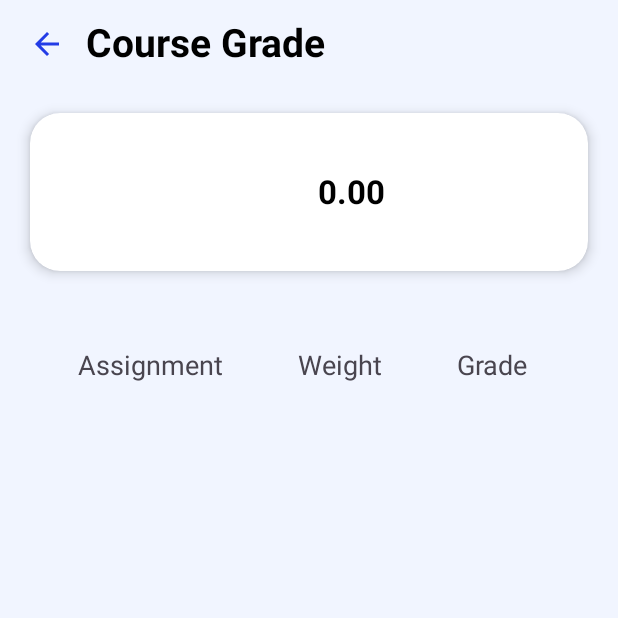
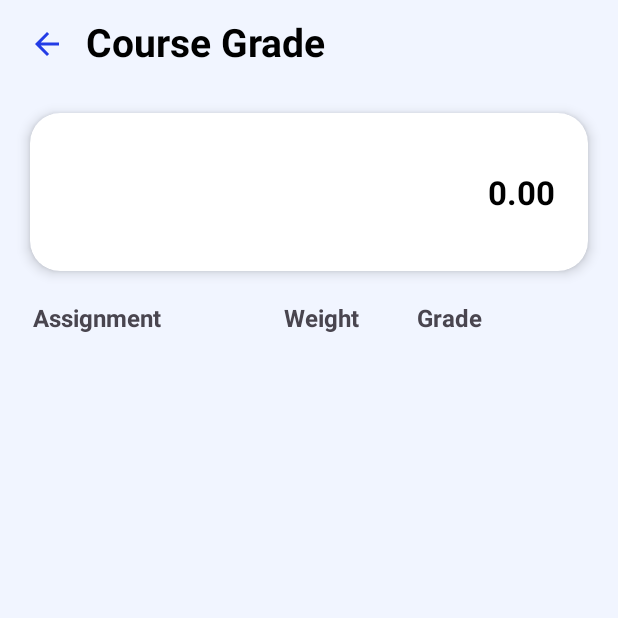
Before and after one commit to xinyijong/JomStudy, an Android app: the CourseGradeDetail screen opened directly, with no data from a screen before it, on a phone screen of 412 x 824 dp, the top half of it. Run offline under Robolectric (Android 15) with nearby library versions, the phone set to English and light mode, and no system bars; our stand-ins replace Firebase (no records; nobody signed in at launch, a user with empty details on screens opened directly).

Commit message:
adjust properly

```diff
--- a/app/src/main/res/layout/activity_course_grade_detail.xml
+++ b/app/src/main/res/layout/activity_course_grade_detail.xml
@@ -1,4 +1,3 @@
-<?xml version="1.0" encoding="utf-8"?>
 <LinearLayout xmlns:android="http://schemas.android.com/apk/res/android"
     xmlns:app="http://schemas.android.com/apk/res-auto"
     xmlns:tools="http://schemas.android.com/tools"
@@ -9,6 +8,7 @@
     android:orientation="vertical"
     tools:context=".CourseDetail">
 
+    <!-- Header Section -->
     <LinearLayout
         android:layout_width="match_parent"
         android:layout_height="wrap_content"
@@ -23,7 +23,7 @@
             android:src="@drawable/baseline_arrow_back_24"
             android:background="?android:attr/selectableItemBackgroundBorderless"
             android:layout_marginStart="15dp"
-            android:layout_marginTop="2dp"/>
+            android:layout_marginTop="2dp" />
 
         <TextView
             android:layout_width="wrap_content"
@@ -33,10 +33,11 @@
             android:textStyle="bold"
             android:layout_marginStart="10dp"
             android:textColor="@color/black"
-            android:layout_gravity="center"/>
+            android:layout_gravity="center" />
 
     </LinearLayout>
 
+    <!-- Course Info Card -->
     <androidx.cardview.widget.CardView
         android:layout_width="match_parent"
         android:layout_height="wrap_content"
@@ -49,32 +50,30 @@
         <LinearLayout
             android:layout_width="match_parent"
             android:layout_height="match_parent"
-            android:layout_gravity="center_horizontal"
             android:orientation="horizontal"
             android:padding="22dp">
 
             <LinearLayout
-                android:layout_width="wrap_content"
+                android:layout_width="0dp"
                 android:layout_height="wrap_content"
-                android:orientation="vertical">
+                android:orientation="vertical"
+                android:layout_weight="1">
+
                 <TextView
+                    android:id="@+id/courseCode"
                     android:layout_width="wrap_content"
                     android:layout_height="wrap_content"
-                    android:id="@+id/courseCode"
                     android:text="Course Code"
                     android:textSize="18sp"
-                    android:layout_marginStart="10dp"
-                    android:layout_marginTop="2dp"/>
-
+                    android:layout_marginTop="2dp" />
 
                 <TextView
+                    android:id="@+id/courseName"
                     android:layout_width="wrap_content"
                     android:layout_height="wrap_content"
-                    android:id="@+id/courseName"
                     android:text="Course Name"
                     android:textColor="@color/black"
                     android:textSize="18sp"
-                    android:layout_marginStart="10dp"
                     android:layout_marginTop="10dp"
                     android:textStyle="bold" />
 
@@ -84,61 +83,65 @@
                 android:id="@+id/averageGrade"
                 android:layout_width="wrap_content"
                 android:layout_height="wrap_content"
-                android:layout_marginStart="160dp"
-                android:layout_marginTop="15dp"
+                android:layout_gravity="center"
                 android:text="0.00"
                 android:textColor="@color/black"
                 android:textSize="22sp"
                 android:textStyle="bold" />
-
         </LinearLayout>
-
     </androidx.cardview.widget.CardView>
 
+    <!-- Header for Assignment List -->
     <LinearLayout
-        android:layout_width="370dp"
+        android:layout_width="match_parent"
         android:layout_height="wrap_content"
-        android:layout_marginStart="20dp"
-        android:orientation="horizontal">
+        android:orientation="horizontal"
+        android:paddingStart="22dp"
+        android:paddingEnd="22dp"
+        android:layout_marginTop="20dp">
 
         <TextView
-            android:layout_width="wrap_content"
+            android:layout_width="0dp"
             android:layout_height="wrap_content"
-            android:layout_marginStart="32dp"
-            android:layout_marginTop="50dp"
+            android:layout_weight="2"
             android:text="Assignment"
-            android:textSize="18sp" />
+            android:textSize="16sp"
+            android:textStyle="bold"
+            android:gravity="start" />
 
         <TextView
-            android:layout_width="wrap_content"
+            android:layout_width="0dp"
             android:layout_height="wrap_content"
-            android:layout_marginStart="50dp"
-            android:layout_marginTop="50dp"
+            android:layout_weight="1"
             android:text="Weight"
-            android:textSize="18sp" />
+            android:textSize="16sp"
+            android:textStyle="bold"
+            android:gravity="center" />
 
         <TextView
-            android:layout_width="wrap_content"
+            android:layout_width="0dp"
             android:layout_height="wrap_content"
-            android:layout_marginStart="50dp"
-            android:layout_marginTop="50dp"
+            android:layout_weight="1.2"
             android:text="Grade"
-            android:textSize="18sp" />
+            android:textSize="16sp"
+            android:textStyle="bold"
+            android:gravity="center" />
 
+        <!-- Spacer for Icon Alignment -->
+        <View
+            android:layout_width="24dp"
+            android:layout_height="24dp"
+            android:layout_marginStart="10dp"
+            android:layout_marginEnd="10dp" />
     </LinearLayout>
 
+
+    <!-- RecyclerView for Assignments -->
     <androidx.recyclerview.widget.RecyclerView
         android:id="@+id/assignmentsGradeList"
-        android:layout_width="367dp"
-        android:layout_height="520dp"
-        android:layout_marginStart="20dp"
-        android:layout_marginTop="20dp"
-        android:layout_marginEnd="20dp"
-
-
-        app:layout_constraintBottom_toBottomOf="parent"
-        app:layout_constraintEnd_toEndOf="parent"
-        app:layout_constraintStart_toStartOf="parent"
-        app:layout_constraintTop_toTopOf="parent" />
-
+        android:layout_width="match_parent"
+        android:layout_height="wrap_content"
+        android:paddingStart="10dp"
+        android:paddingEnd="10dp"
+        android:layout_marginTop="10dp" />
 </LinearLayout>
```
